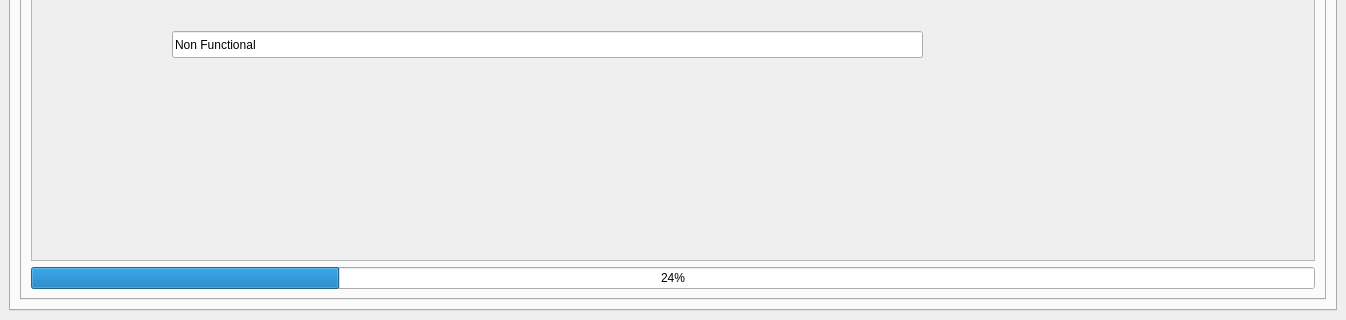
Qt form gui.ui (ryanq47/WhisperNet) before a commit; both pictures show x 0 to 1346 and y 486 to 806 of the 1346 by 806 pixel window.
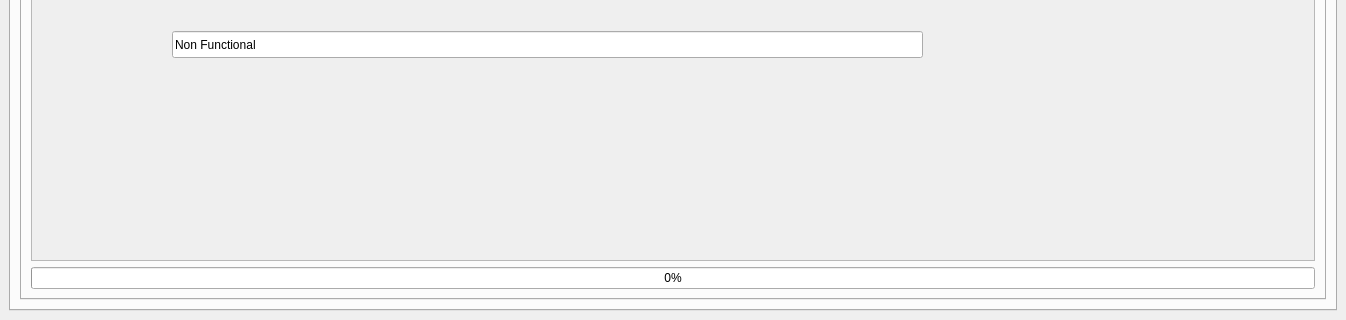
The same form after that commit. The open tabs and pages were chosen to show the change. Icons and pictures are not drawn.

Commit message: Added a janky reload button, and got mem useage + cpu temps on the graphs

```diff
--- a/gui.ui
+++ b/gui.ui
@@ -2048,7 +2048,7 @@
             <item row="3" column="0" colspan="2">
              <widget class="QProgressBar" name="progressBar_8">
               <property name="value">
-               <number>24</number>
+               <number>0</number>
               </property>
              </widget>
             </item>
```
Left out of the diff: 29 changed lines with no effect on the pictures. The commit also changes 4 other files.
